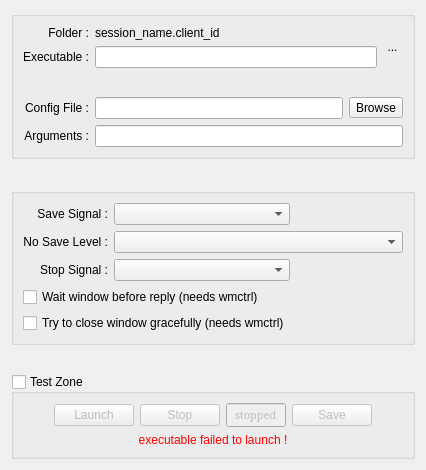
Above: resources/ui/ray_hack_properties.ui from Houston4444/RaySession before the change. Below: the same form after it.
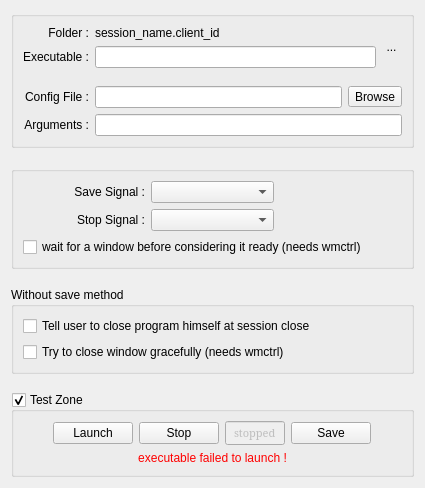
That is the form after the change. Icons and pictures are not drawn. Custom widgets are drawn as their Qt base class.

Commit message: ray hack redesign with no_save_level = 2 checkboxes in client properties, test via send_signal

Patch:
```diff
--- a/resources/ui/ray_hack_properties.ui
+++ b/resources/ui/ray_hack_properties.ui
@@ -6,8 +6,8 @@
    <rect>
     <x>0</x>
     <y>0</y>
-    <width>426</width>
-    <height>470</height>
+    <width>425</width>
+    <height>488</height>
    </rect>
   </property>
   <property name="windowTitle">
@@ -178,14 +178,17 @@
       <string/>
      </property>
      <layout class="QGridLayout" name="gridLayout_4">
-      <item row="0" column="1">
-       <widget class="QComboBox" name="comboSaveSig">
+      <item row="3" column="0" colspan="3">
+       <widget class="QCheckBox" name="checkBoxWaitWindow">
         <property name="toolTip">
-         <string>&lt;html&gt;&lt;head/&gt;&lt;body&gt;&lt;p&gt;Some (very few) programs may respond to a specific Unix signal by somehow saving their state.&lt;/p&gt;&lt;p&gt;If 'Save Signal' is set to something other than 'None', then Ray Proxy will deliver the specified signal to the proxied process upon an NSM 'Save' event.&lt;/p&gt;&lt;p&gt;If program is compatible with LASH/LADISH, save signal is SIGUSR1.&lt;/p&gt;&lt;p&gt;Most programs will treat these signals just like SIGTERM and die.&lt;/p&gt;&lt;p&gt;You have been warned.&lt;/p&gt;&lt;/body&gt;&lt;/html&gt;</string>
+         <string>&lt;html&gt;&lt;head/&gt;&lt;body&gt;&lt;p&gt;If wmctrl is present and compatible with window manager,&lt;/p&gt;&lt;p&gt;and if this box is checked,&lt;/p&gt;&lt;p&gt;the program will be considered as ready only when it displays a window.&lt;/p&gt;&lt;p&gt;Else the program will be considered as ready after 500ms.&lt;/p&gt;&lt;/body&gt;&lt;/html&gt;</string>
+        </property>
+        <property name="text">
+         <string>wait for a window before considering it ready (needs wmctrl)</string>
         </property>
        </widget>
       </item>
-      <item row="2" column="0">
+      <item row="1" column="0">
        <widget class="QLabel" name="label_19">
         <property name="sizePolicy">
          <sizepolicy hsizetype="Preferred" vsizetype="Preferred">
@@ -204,29 +207,6 @@
         </property>
        </widget>
       </item>
-      <item row="4" column="0" colspan="3">
-       <widget class="QCheckBox" name="checkBoxWaitWindow">
-        <property name="text">
-         <string>Wait window before reply (needs wmctrl)</string>
-        </property>
-       </widget>
-      </item>
-      <item row="1" column="0">
-       <widget class="QLabel" name="labelNoSaveLevel">
-        <property name="sizePolicy">
-         <sizepolicy hsizetype="Preferred" vsizetype="Preferred">
-          <horstretch>0</horstretch>
-          <verstretch>0</verstretch>
-         </sizepolicy>
-        </property>
-        <property name="text">
-         <string>No Save Level :</string>
-        </property>
-        <property name="alignment">
-         <set>Qt::AlignRight|Qt::AlignTrailing|Qt::AlignVCenter</set>
-        </property>
-       </widget>
-      </item>
       <item row="0" column="0">
        <widget class="QLabel" name="label_20">
         <property name="sizePolicy">
@@ -246,27 +226,53 @@
         </property>
        </widget>
       </item>
-      <item row="1" column="1" colspan="2">
-       <widget class="QComboBox" name="comboNoSave">
-        <property name="sizePolicy">
-         <sizepolicy hsizetype="Preferred" vsizetype="Fixed">
-          <horstretch>1</horstretch>
-          <verstretch>0</verstretch>
-         </sizepolicy>
-        </property>
+      <item row="0" column="1">
+       <widget class="QComboBox" name="comboSaveSig">
         <property name="toolTip">
          <string>&lt;html&gt;&lt;head/&gt;&lt;body&gt;&lt;p&gt;If this proxy has no save signal,&lt;br/&gt;it can sends to session manager this information.&lt;/p&gt;&lt;p&gt;&lt;ul&gt;&lt;li&gt;0 - this information is not sent.&lt;/li&gt;&lt;li&gt;1 - this information is sent, session manager will ask user to close programs himself at session unload.&lt;/li&gt;&lt;li&gt;2 - this information is sent, session manager can try to close window gracefully before to ask user to close programs himself  at session unload. Good choice if the program displays a dialog if changes are not saved.&lt;/li&gt;&lt;/ul&gt;&lt;/p&gt;&lt;/body&gt;&lt;/html&gt;</string>
         </property>
        </widget>
       </item>
-      <item row="2" column="1">
+      <item row="1" column="1">
        <widget class="QComboBox" name="comboStopSig">
         <property name="toolTip">
          <string>&lt;html&gt;&lt;head/&gt;&lt;body&gt;&lt;p&gt;Most programs will shutdown gracefully when sent a SIGTERM or SIGINT signal.&lt;br/&gt;It's impossible to know which signal a specific program will respond to.&lt;br/&gt;A unhandled signal will simply kill the process, and may cause problems with the audio subsystem (e.g. JACK).&lt;br/&gt;Check the program's documentation or source code to determine which signal to use to stop it gracefully.&lt;/p&gt;&lt;/body&gt;&lt;/html&gt;</string>
         </property>
        </widget>
       </item>
-      <item row="5" column="0" colspan="2">
+     </layout>
+    </widget>
+   </item>
+   <item>
+    <spacer name="verticalSpacer_2">
+     <property name="orientation">
+      <enum>Qt::Vertical</enum>
+     </property>
+     <property name="sizeHint" stdset="0">
+      <size>
+       <width>20</width>
+       <height>40</height>
+      </size>
+     </property>
+    </spacer>
+   </item>
+   <item>
+    <widget class="QGroupBox" name="groupBoxNoSave">
+     <property name="title">
+      <string>Without save method</string>
+     </property>
+     <layout class="QVBoxLayout" name="verticalLayout_3">
+      <item>
+       <widget class="QCheckBox" name="checkBoxTellUser">
+        <property name="toolTip">
+         <string>&lt;html&gt;&lt;head/&gt;&lt;body&gt;&lt;p&gt;Because we have no method to save the state of this program,&lt;br/&gt;if this box is checked the program won't be closed by session manager at session close,&lt;/p&gt;&lt;p&gt;it will ask user to close it himself (saving changes or not).&lt;/p&gt;&lt;/body&gt;&lt;/html&gt;</string>
+        </property>
+        <property name="text">
+         <string>Tell user to close program himself at session close</string>
+        </property>
+       </widget>
+      </item>
+      <item>
        <widget class="QCheckBox" name="checkBoxCloseGracefully">
         <property name="text">
          <string>Try to close window gracefully (needs wmctrl)</string>
@@ -298,10 +304,37 @@
       <bool>true</bool>
      </property>
      <property name="checked">
-      <bool>false</bool>
+      <bool>true</bool>
      </property>
      <layout class="QVBoxLayout" name="verticalLayout_13">
       <item>
+       <widget class="QFrame" name="frameTestZone">
+        <property name="styleSheet">
+         <string notr="true">QFrame{border:None}</string>
+        </property>
+        <property name="frameShape">
+         <enum>QFrame::StyledPanel</enum>
+        </property>
+        <property name="frameShadow">
+         <enum>QFrame::Raised</enum>
+        </property>
+        <layout class="QHBoxLayout" name="horizontalLayout">
+         <property name="spacing">
+          <number>6</number>
+         </property>
+         <property name="leftMargin">
+          <number>0</number>
+         </property>
+         <property name="topMargin">
+          <number>0</number>
+         </property>
+         <property name="rightMargin">
+          <number>0</number>
+         </property>
+         <property name="bottomMargin">
+          <number>0</number>
+         </property>
+         <item>
        <layout class="QHBoxLayout" name="horizontalLayout_4">
         <item>
          <spacer name="horizontalSpacer_6">
@@ -405,6 +438,9 @@
          </spacer>
         </item>
        </layout>
+         </item>
+        </layout>
+       </widget>
       </item>
       <item>
        <widget class="QLabel" name="labelError">
```
Left out of the diff: 9 changed lines with no effect on the pictures. Lines whose indentation alone changed are shown as unchanged. The commit also changes 7 other files.
